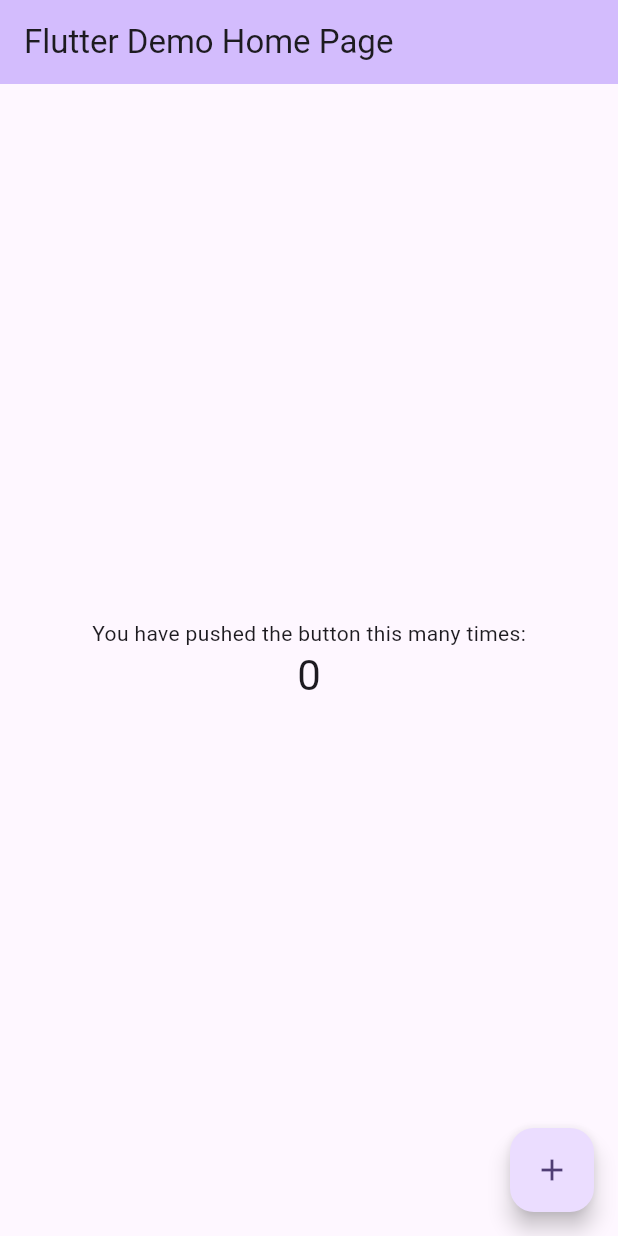
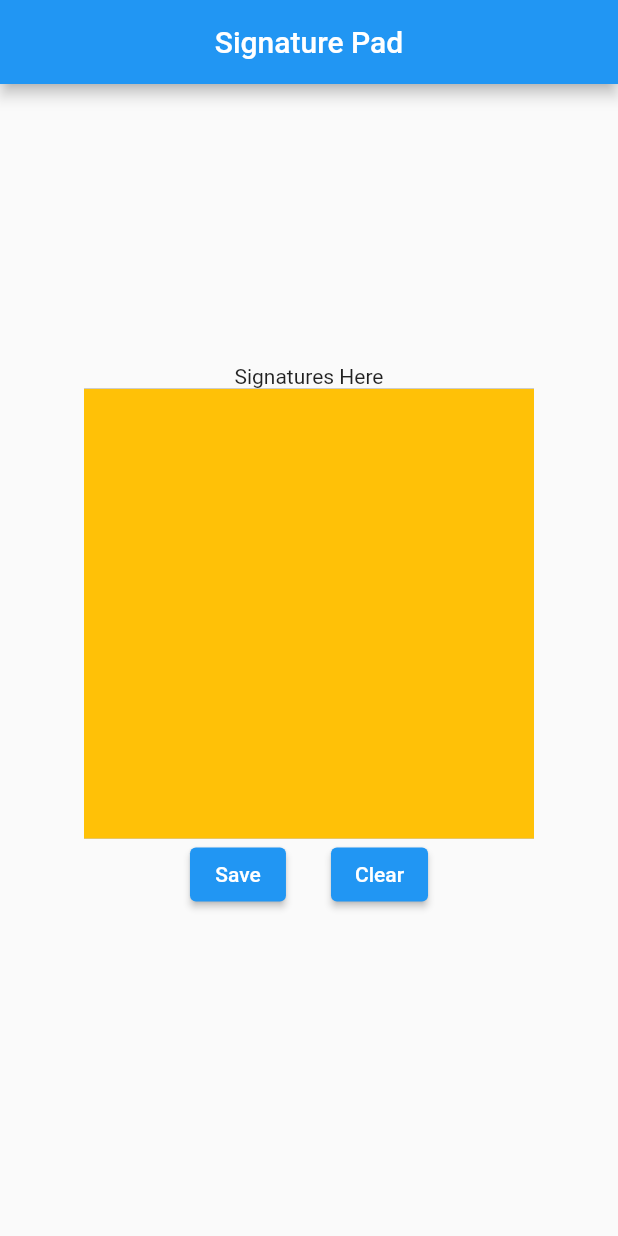
Before and after one commit to BurhanMunir/SampleTasks_Flutter, a Flutter app: the screen it shows after launch, on a phone screen of 412 x 824 dp. Run offline on Flutter 3.47's test engine with Material 2 defaults, Android fonts, the phone set to English and light mode, and no system bars.

Commit message:
signature pad added

```diff
--- a/lib/main.dart
+++ b/lib/main.dart
@@ -1,4 +1,5 @@
 import 'package:flutter/material.dart';
+import 'package:sample_tasks/ui/views/signature_view.dart';
 
 void main() {
   runApp(const MyApp());
@@ -10,116 +11,9 @@ class MyApp extends StatelessWidget {
   // This widget is the root of your application.
   @override
   Widget build(BuildContext context) {
-    return MaterialApp(
-      title: 'Flutter Demo',
-      theme: ThemeData(
-        // This is the theme of your application.
-        //
-        // TRY THIS: Try running your application with "flutter run". You'll see
-        // the application has a blue toolbar. Then, without quitting the app,
-        // try changing the seedColor in the colorScheme below to Colors.green
-        // and then invoke "hot reload" (save your changes or press the "hot
-        // reload" button in a Flutter-supported IDE, or press "r" if you used
-        // the command line to start the app).
-        //
-        // Notice that the counter didn't reset back to zero; the application
-        // state is not lost during the reload. To reset the state, use hot
-        // restart instead.
-        //
-        // This works for code too, not just values: Most code changes can be
-        // tested with just a hot reload.
-        colorScheme: ColorScheme.fromSeed(seedColor: Colors.deepPurple),
-        useMaterial3: true,
-      ),
-      home: const MyHomePage(title: 'Flutter Demo Home Page'),
+    return const MaterialApp(
+      debugShowCheckedModeBanner: false,
+      home: SignaturePad(),
     );
   }
 }
-
-class MyHomePage extends StatefulWidget {
-  const MyHomePage({super.key, required this.title});
-
-  // This widget is the home page of your application. It is stateful, meaning
-  // that it has a State object (defined below) that contains fields that affect
-  // how it looks.
-
-  // This class is the configuration for the state. It holds the values (in this
-  // case the title) provided by the parent (in this case the App widget) and
-  // used by the build method of the State. Fields in a Widget subclass are
-  // always marked "final".
-
-  final String title;
-
-  @override
-  State<MyHomePage> createState() => _MyHomePageState();
-}
-
-class _MyHomePageState extends State<MyHomePage> {
-  int _counter = 0;
-
-  void _incrementCounter() {
-    setState(() {
-      // This call to setState tells the Flutter framework that something has
-      // changed in this State, which causes it to rerun the build method below
-      // so that the display can reflect the updated values. If we changed
-      // _counter without calling setState(), then the build method would not be
-      // called again, and so nothing would appear to happen.
-      _counter++;
-    });
-  }
-
-  @override
-  Widget build(BuildContext context) {
-    // This method is rerun every time setState is called, for instance as done
-    // by the _incrementCounter method above.
-    //
-    // The Flutter framework has been optimized to make rerunning build methods
-    // fast, so that you can just rebuild anything that needs updating rather
-    // than having to individually change instances of widgets.
-    return Scaffold(
-      appBar: AppBar(
-        // TRY THIS: Try changing the color here to a specific color (to
-        // Colors.amber, perhaps?) and trigger a hot reload to see the AppBar
-        // change color while the other colors stay the same.
-        backgroundColor: Theme.of(context).colorScheme.inversePrimary,
-        // Here we take the value from the MyHomePage object that was created by
-        // the App.build method, and use it to set our appbar title.
-        title: Text(widget.title),
-      ),
-      body: Center(
-        // Center is a layout widget. It takes a single child and positions it
-        // in the middle of the parent.
-        child: Column(
-          // Column is also a layout widget. It takes a list of children and
-          // arranges them vertically. By default, it sizes itself to fit its
-          // children horizontally, and tries to be as tall as its parent.
-          //
-          // Column has various properties to control how it sizes itself and
-          // how it positions its children. Here we use mainAxisAlignment to
-          // center the children vertically; the main axis here is the vertical
-          // axis because Columns are vertical (the cross axis would be
-          // horizontal).
-          //
-          // TRY THIS: Invoke "debug painting" (choose the "Toggle Debug Paint"
-          // action in the IDE, or press "p" in the console), to see the
-          // wireframe for each widget.
-          mainAxisAlignment: MainAxisAlignment.center,
-          children: <Widget>[
-            const Text(
-              'You have pushed the button this many times:',
-            ),
-            Text(
-              '$_counter',
-              style: Theme.of(context).textTheme.headlineMedium,
-            ),
-          ],
-        ),
-      ),
-      floatingActionButton: FloatingActionButton(
-        onPressed: _incrementCounter,
-        tooltip: 'Increment',
-        child: const Icon(Icons.add),
-      ), // This trailing comma makes auto-formatting nicer for build methods.
-    );
-  }
-}
--- /dev/null
+++ b/lib/ui/views/signature_view.dart
@@ -0,0 +1,153 @@
+import 'dart:typed_data';
+
+import 'package:flutter/material.dart';
+import 'dart:ui' as ui;
+
+import 'package:sample_tasks/ui/views/signature_display_view.dart';
+
+class SignaturePad extends StatefulWidget {
+  const SignaturePad({super.key});
+
+  @override
+  State<SignaturePad> createState() => _SignaturePadState();
+}
+
+class _SignaturePadState extends State<SignaturePad> {
+  List<Offset> _points = [];
+  Uint8List? imgBytes;
+  bool _isShowBtnVisible = false;
+
+  Future<void> _captureSignature() async {
+    final recorder = ui.PictureRecorder();
+    final canvas = Canvas(recorder);
+    final paint = Paint()
+      ..color = Colors.black
+      ..strokeCap = StrokeCap.round
+      ..strokeWidth = 3.0;
+
+    for (int i = 0; i < _points.length - 1; i++) {
+      canvas.drawLine(_points[i], _points[i + 1], paint);
+    }
+
+    final picture = recorder.endRecording();
+    final img =
+        await picture.toImage(300, 300); // Adjust the image size as needed
+    final imgByteData = await img.toByteData(format: ui.ImageByteFormat.png);
+    final uint8List = Uint8List.sublistView(imgByteData!.buffer.asUint8List());
+
+    // Call setState to update the UI after the asynchronous operation has completed.
+    setState(() {
+      imgBytes = uint8List;
+    });
+  }
+
+  @override
+  Widget build(BuildContext context) {
+    return Scaffold(
+      body: Center(
+        child: Column(mainAxisAlignment: MainAxisAlignment.center, children: [
+          const Text("Signatures Here"),
+          Container(
+            color: Colors.grey,
+            height: 300,
+            width: 300,
+            child: GestureDetector(
+              onPanUpdate: (DragUpdateDetails details) {
+                setState(() {
+                  RenderBox object = context.findRenderObject() as RenderBox;
+                  Offset localPosition =
+                      object.localToGlobal(details.localPosition);
+                  if (localPosition.dx >= 0 &&
+                      localPosition.dy >= 0 &&
+                      localPosition.dx <= 300 &&
+                      localPosition.dy <= 300) {
+                    _points = List.from(_points)..add(localPosition);
+                  }
+                });
+              },
+              onPanEnd: (DragEndDetails details) =>
+                  _points.add(Offset.infinite),
+              child: ClipRect(
+                child: Container(
+                  color: Colors.amber,
+                  child: CustomPaint(
+                    painter: Signature(points: _points),
+                    size: const Size(300, 300),
+                  ),
+                ),
+              ),
+            ),
+          ),
+          Row(
+            mainAxisAlignment: MainAxisAlignment.center,
+            children: [
+              ElevatedButton(
+                  onPressed: () {
+                    setState(() {
+                      _captureSignature();
+                      _isShowBtnVisible = true;
+                      print(imgBytes);
+                    });
+                  },
+                  child: const Text("Save")),
+              const SizedBox(
+                width: 30,
+              ),
+              ElevatedButton(
+                  onPressed: () {
+                    setState(() {
+                      _points.clear();
+                    });
+                  },
+                  child: const Text("Clear"))
+            ],
+          ),
+          const SizedBox(
+            height: 30,
+          ),
+          Visibility(
+              visible: _isShowBtnVisible,
+              child: ElevatedButton(
+                  onPressed: () {
+                    setState(() {
+                      Navigator.of(context).push(
+                        MaterialPageRoute(
+                          builder: (context) =>
+                              SignatureDisplayPage(signatureBytes: imgBytes),
+                        ),
+                      );
+                    });
+                  },
+                  child: Container(
+                      alignment: Alignment.center,
+                      width: 100,
+                      child: const Text("Show"))))
+        ]),
+      ),
+      appBar: AppBar(
+        centerTitle: true,
+        title: const Text("Signature Pad"),
+      ),
+    );
+  }
+}
+
+class Signature extends CustomPainter {
+  List<Offset> points;
+  Signature({required this.points});
+
+  @override
+  void paint(Canvas canvas, Size size) {
+    Paint paint = Paint()
+      ..color = Colors.black
+      ..strokeCap = StrokeCap.round
+      ..strokeWidth = 3.0;
+
+    for (int i = 0; i < points.length - 1; i++) {
+      canvas.drawLine(points[i], points[i + 1], paint);
+    }
+  }
+
+  @override
+  bool shouldRepaint(Signature oldDelegate) => oldDelegate.points != points;
+}
```
Also changed, not shown: lib/ui/views/signature_display_view.dart (added, +31 -0 lines), importantCommands.txt (added), 129 other files.
